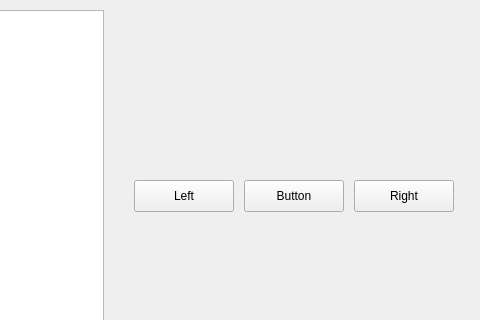
Qt form qt/simulator_mainwindow.ui (SimonKagstrom/maelir) before a commit; both pictures show x 616 to 1096 and y 0 to 320 of the 1096 by 866 pixel window.
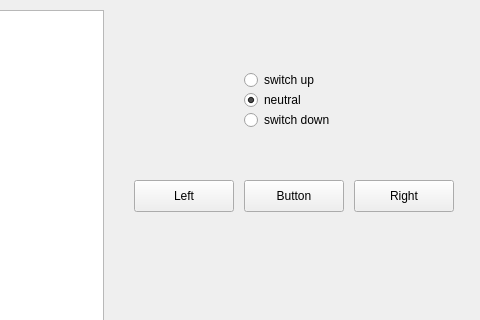
The same form after that commit.

Commit message: input: Add a toggle switch (up/neutral/down), and use for vertical map selection

Patch:
```diff
--- a/qt/simulator_mainwindow.ui
+++ b/qt/simulator_mainwindow.ui
@@ -78,6 +78,66 @@
      <string>Right</string>
     </property>
    </widget>
+   <widget class="QRadioButton" name="switchUp">
+    <property name="geometry">
+     <rect>
+      <x>860</x>
+      <y>70</y>
+      <width>99</width>
+      <height>20</height>
+     </rect>
+    </property>
+    <property name="text">
+     <string>switch up</string>
+    </property>
+    <property name="shortcut">
+     <string>Q</string>
+    </property>
+    <attribute name="buttonGroup">
+     <string notr="true">switchGroup</string>
+    </attribute>
+   </widget>
+   <widget class="QRadioButton" name="switchNeutral">
+    <property name="geometry">
+     <rect>
+      <x>860</x>
+      <y>90</y>
+      <width>99</width>
+      <height>20</height>
+     </rect>
+    </property>
+    <property name="text">
+     <string>neutral</string>
+    </property>
+    <property name="shortcut">
+     <string>A</string>
+    </property>
+    <property name="checked">
+     <bool>true</bool>
+    </property>
+    <attribute name="buttonGroup">
+     <string notr="true">switchGroup</string>
+    </attribute>
+   </widget>
+   <widget class="QRadioButton" name="switchDown">
+    <property name="geometry">
+     <rect>
+      <x>860</x>
+      <y>110</y>
+      <width>99</width>
+      <height>20</height>
+     </rect>
+    </property>
+    <property name="text">
+     <string>switch down</string>
+    </property>
+    <property name="shortcut">
+     <string>Z</string>
+    </property>
+    <attribute name="buttonGroup">
+     <string notr="true">switchGroup</string>
+    </attribute>
+   </widget>
   </widget>
   <widget class="QMenuBar" name="menubar">
    <property name="geometry">
```
Left out of the diff: 3 changed lines with no effect on the pictures. The commit also changes 6 other files.
